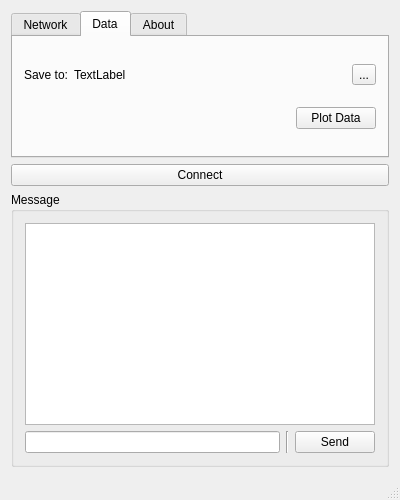
The window that mainwindow.ui (rookiepeng/wifi-daq) describes before a commit, drawn with Qt 5.
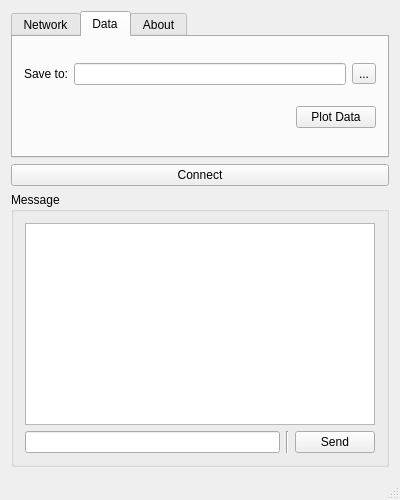
The same window after the commit.

```diff
--- a/mainwindow.ui
+++ b/mainwindow.ui
@@ -301,15 +301,9 @@
            </widget>
           </item>
           <item>
-           <widget class="QLabel" name="label_SaveDir">
-            <property name="sizePolicy">
-             <sizepolicy hsizetype="Expanding" vsizetype="Preferred">
-              <horstretch>0</horstretch>
-              <verstretch>0</verstretch>
-             </sizepolicy>
-            </property>
-            <property name="text">
-             <string>TextLabel</string>
+           <widget class="QLineEdit" name="lineEdit_SaveTo">
+            <property name="readOnly">
+             <bool>true</bool>
             </property>
            </widget>
           </item>
```
